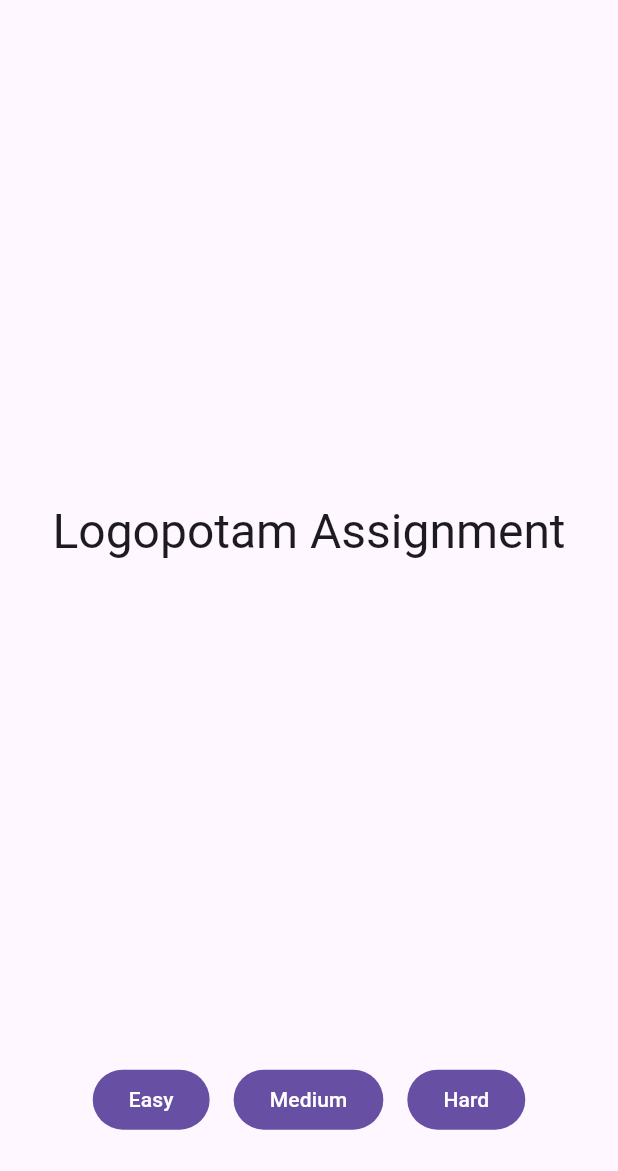
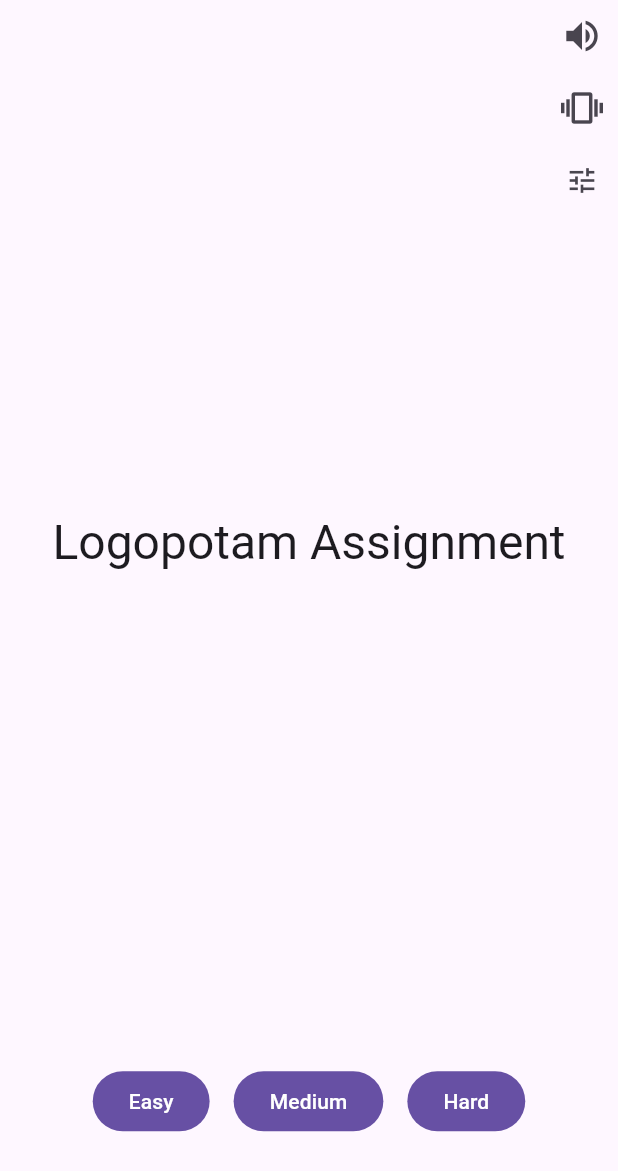
Before and after one commit to kma22/assignment_test, a Flutter app: the screen it shows after launch, on a phone screen of 412 x 824 dp. Shown: the top 1171 px of the screen. Run offline on Flutter 3.47's test engine with Material 3 defaults, Android fonts, the phone set to English and light mode, and no system bars; our stand-ins replace audioplayers.

Commit message:
feat: audio, haptics, settings controls, animated transitions

```diff
--- /dev/null
+++ b/lib/domain/audio_manager.dart
@@ -0,0 +1,61 @@
+import 'package:audioplayers/audioplayers.dart';
+
+class AudioManager {
+  AudioManager._() {
+    final context = AudioContext(
+      iOS: AudioContextIOS(category: AVAudioSessionCategory.ambient),
+      android: AudioContextAndroid(audioFocus: AndroidAudioFocus.none),
+    );
+    _bgPlayer.setAudioContext(context);
+    _sfxPlayer.setAudioContext(context);
+  }
+  static final AudioManager instance = AudioManager._();
+
+  final AudioPlayer _bgPlayer = AudioPlayer();
+  final AudioPlayer _sfxPlayer = AudioPlayer();
+
+  bool _soundEnabled = true;
+  bool get soundEnabled => _soundEnabled;
+
+  double _volume = 0.5;
+  double get volume => _volume;
+
+  Future<void> playBackground() async {
+    if (!_soundEnabled) return;
+    await _bgPlayer.setReleaseMode(ReleaseMode.loop);
+    await _bgPlayer.setVolume(_volume * 0.4);
+    await _bgPlayer.play(AssetSource('sounds/background.mp3'));
+  }
+
+  Future<void> playPress() async {
+    if (!_soundEnabled) return;
+    await _sfxPlayer.setVolume(_volume);
+    await _sfxPlayer.play(AssetSource('sounds/press.mp3'));
+  }
+
+  Future<void> playVictory() async {
+    if (!_soundEnabled) return;
+    await _sfxPlayer.setVolume(_volume);
+    await _sfxPlayer.play(AssetSource('sounds/victory.mp3'));
+  }
+
+  void toggleSound() {
+    _soundEnabled = !_soundEnabled;
+    if (_soundEnabled) {
+      playBackground();
+    } else {
+      _bgPlayer.stop();
+      _sfxPlayer.stop();
+    }
+  }
+
+  void setVolume(final double v) {
+    _volume = v.clamp(0.0, 1.0);
+    _bgPlayer.setVolume(_volume * 0.4);
+  }
+
+  Future<void> dispose() async {
+    await _bgPlayer.dispose();
+    await _sfxPlayer.dispose();
+  }
+}
--- /dev/null
+++ b/lib/domain/haptic_manager.dart
@@ -0,0 +1,23 @@
+import 'package:flutter/services.dart';
+
+class HapticManager {
+  HapticManager._();
+  static final HapticManager instance = HapticManager._();
+
+  bool _enabled = true;
+  bool get enabled => _enabled;
+
+  void toggle() {
+    _enabled = !_enabled;
+  }
+
+  void light() {
+    if (!_enabled) return;
+    HapticFeedback.lightImpact();
+  }
+
+  void heavy() {
+    if (!_enabled) return;
+    HapticFeedback.heavyImpact();
+  }
+}
--- a/lib/presentation/screens/home_screen.dart
+++ b/lib/presentation/screens/home_screen.dart
@@ -1,9 +1,11 @@
 import 'dart:async';
 
 import 'package:flutter/material.dart';
+import 'package:pipes/domain/audio_manager.dart';
 import 'package:pipes/domain/models/difficulty.dart';
 import 'package:pipes/presentation/screens/game_screen.dart';
 import 'package:pipes/presentation/widgets/home/logo.dart';
+import 'package:pipes/presentation/widgets/home/settings_controls.dart';
 import 'package:pipes/presentation/widgets/home/start_buttons.dart';
 
 class HomeScreen extends StatefulWidget {
@@ -15,25 +17,50 @@ class HomeScreen extends StatefulWidget {
 
 class _HomeScreenState extends State<HomeScreen> {
   @override
+  void initState() {
+    super.initState();
+    AudioManager.instance.playBackground();
+  }
+
+  @override
   Widget build(final BuildContext context) {
     return Scaffold(
-      body: Column(
+      body: SafeArea(
+        child: Column(
           crossAxisAlignment: CrossAxisAlignment.stretch,
           children: [
-          const Spacer(flex: 5),
+            const Align(
+              alignment: Alignment.topRight,
+              child: SettingsControls(),
+            ),
+            const Spacer(flex: 3),
             const Logo(),
             const Spacer(flex: 5),
-          StartButtons(onPressed: start),
+            StartButtons(onPressed: _start),
             const Spacer(),
           ],
+        ),
       ),
     );
   }
 
-  FutureOr<void> start(final Difficulty difficulty) async {
+  FutureOr<void> _start(final Difficulty difficulty) async {
     await Navigator.of(context).push(
-      MaterialPageRoute(
-        builder: (_) => GameScreen(size: difficulty.size),
+      PageRouteBuilder(
+        pageBuilder: (context, animation, secondaryAnimation) => GameScreen(size: difficulty.size),
+        transitionsBuilder: (context, animation, secondaryAnimation, child) {
+          return FadeTransition(
+            opacity: animation,
+            child: SlideTransition(
+              position: Tween<Offset>(
+                begin: const Offset(0, 0.05),
+                end: Offset.zero,
+              ).animate(CurvedAnimation(parent: animation, curve: Curves.easeOut)),
+              child: child,
+            ),
+          );
+        },
+        transitionDuration: const Duration(milliseconds: 400),
       ),
     );
   }
--- /dev/null
+++ b/lib/presentation/widgets/home/settings_controls.dart
@@ -0,0 +1,65 @@
+import 'package:flutter/material.dart';
+import 'package:pipes/domain/audio_manager.dart';
+import 'package:pipes/domain/haptic_manager.dart';
+
+class SettingsControls extends StatefulWidget {
+  const SettingsControls({super.key});
+
+  @override
+  State<SettingsControls> createState() => _SettingsControlsState();
+}
+
+class _SettingsControlsState extends State<SettingsControls> {
+  final AudioManager _audio = AudioManager.instance;
+  final HapticManager _haptic = HapticManager.instance;
+  bool _showVolumeSlider = false;
+
+  @override
+  Widget build(final BuildContext context) {
+    return Column(
+      mainAxisSize: MainAxisSize.min,
+      crossAxisAlignment: CrossAxisAlignment.end,
+      children: [
+        IconButton(
+          onPressed: () {
+            setState(() => _audio.toggleSound());
+          },
+          icon: Icon(
+            _audio.soundEnabled ? Icons.volume_up : Icons.volume_off,
+            size: 28,
+          ),
+        ),
+        IconButton(
+          onPressed: () {
+            setState(() => _haptic.toggle());
+          },
+          icon: Icon(
+            _haptic.enabled ? Icons.vibration : Icons.mobile_off,
+            size: 28,
+          ),
+        ),
+        Row(
+          mainAxisSize: MainAxisSize.min,
+          children: [
+            if (_showVolumeSlider)
+              SizedBox(
+                width: 140,
+                child: Slider(
+                  value: _audio.volume,
+                  onChanged: (final v) {
+                    setState(() => _audio.setVolume(v));
+                  },
+                ),
+              ),
+            IconButton(
+              onPressed: () {
+                setState(() => _showVolumeSlider = !_showVolumeSlider);
+              },
+              icon: const Icon(Icons.tune, size: 22),
+            ),
+          ],
+        ),
+      ],
+    );
+  }
+}
--- a/pubspec.yaml
+++ b/pubspec.yaml
@@ -9,6 +9,8 @@ environment:
 dependencies:
   flutter:
     sdk: flutter
+  audioplayers: ^6.1.0
+  google_fonts: ^6.2.1
 
 dev_dependencies:
   flutter_test:
```
Also changed, not shown: lib/presentation/screens/game_screen.dart (+32 -2 lines), pubspec.lock, 11 other files. Lines whose indentation alone changed are shown as unchanged.
